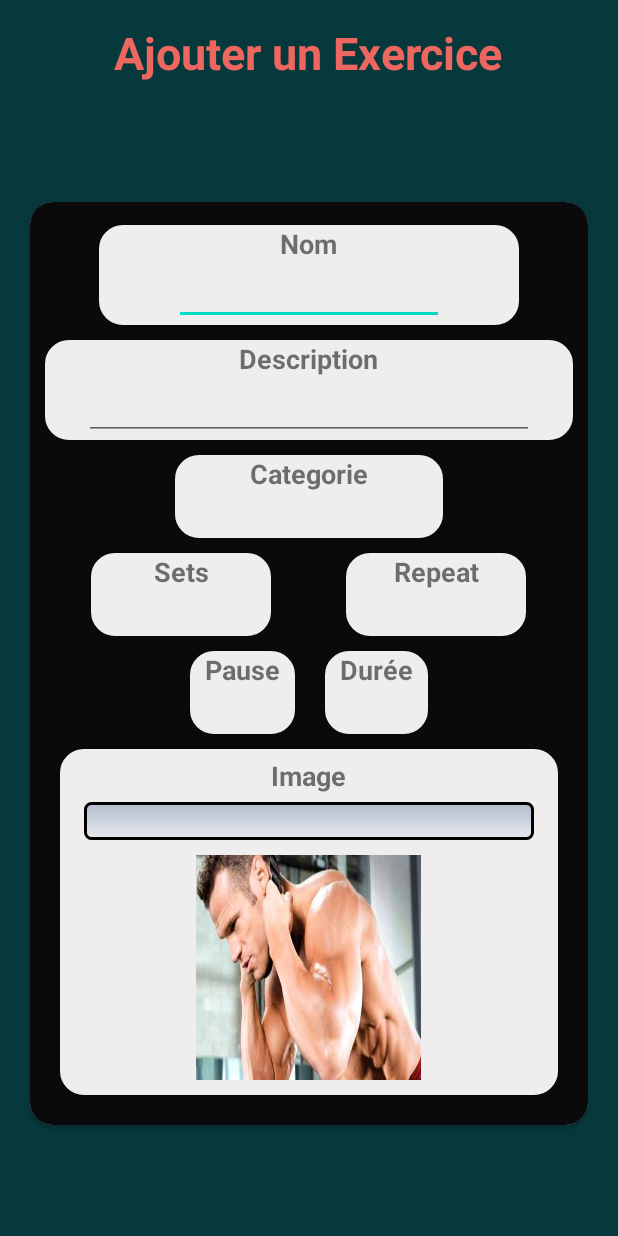
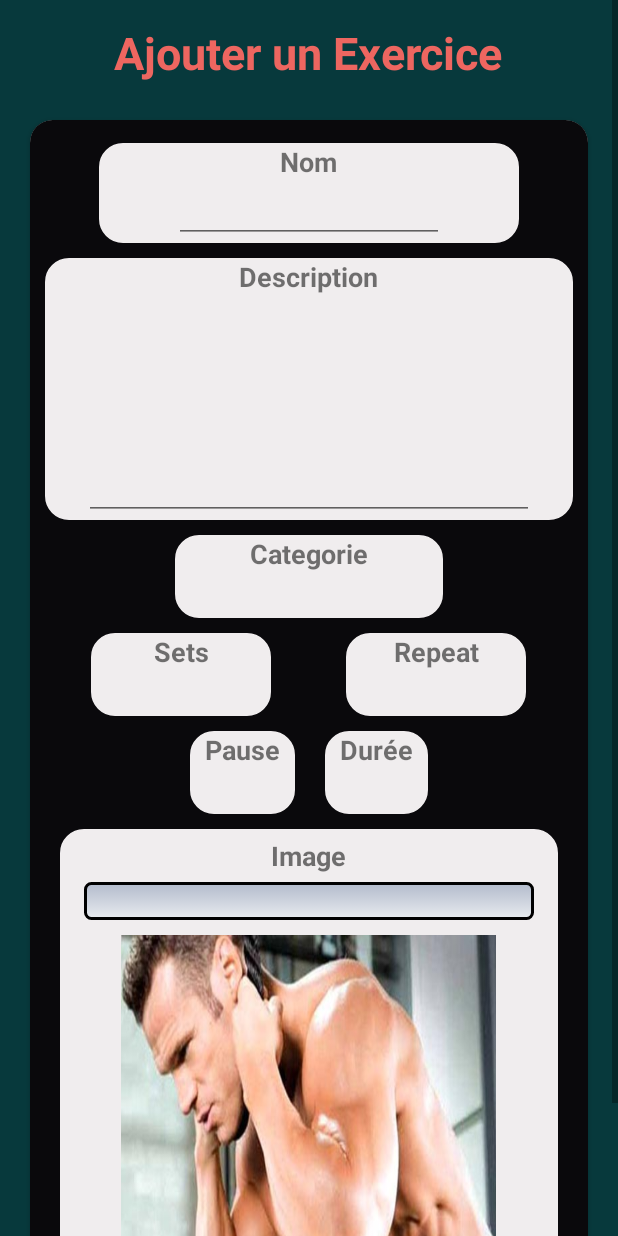
Before and after one commit to lopezalexander/Musculation_SQLite, an Android app: the layout form_ajouter_exercice.xml on its own in the app's theme, with its tools: preview values and no code run, on a phone screen of 412 x 824 dp. Run offline under Robolectric (Android 15) with nearby library versions, the phone set to English and light mode, and no system bars.

Commit message:
Added unfocus & scrollable on Form, bigger img on Form

```diff
--- a/app/src/main/res/layout/form_ajouter_exercice.xml
+++ b/app/src/main/res/layout/form_ajouter_exercice.xml
@@ -5,11 +5,19 @@
 	android:layout_height="match_parent"
 	>
 
+	<ScrollView
+		android:layout_width="wrap_content"
+		android:layout_height="wrap_content"
+
+		>
+
 		<LinearLayout
 			android:id="@+id/linearLayoutRoot"
 			android:layout_width="match_parent"
 			android:layout_height="match_parent"
 			android:background="@color/theme_3"
+			android:clickable="true"
+			android:focusableInTouchMode="true"
 			android:orientation="vertical"
 			app:layout_constraintBottom_toBottomOf="parent"
 			app:layout_constraintEnd_toEndOf="parent"
@@ -142,11 +150,11 @@
 							<EditText
 								android:id="@+id/input_description"
 								android:layout_width="300dp"
-							android:layout_height="wrap_content"
+								android:layout_height="150dp"
 								android:ems="10"
 								android:imeOptions="actionDone"
 								android:importantForAutofill="no"
-							android:inputType="textPersonName"
+								android:inputType="textMultiLine"
 								android:textSize="15sp"
 								/>
 
@@ -406,8 +414,8 @@
 
 							<ImageView
 								android:id="@+id/drawableImage"
-							android:layout_width="150dp"
-							android:layout_height="150dp"
+								android:layout_width="250dp"
+								android:layout_height="250dp"
 								android:layout_marginTop="10dp"
 								android:layout_marginBottom="10dp"
 								android:contentDescription="@string/form_hint_empty"
@@ -423,6 +431,7 @@
 			</androidx.constraintlayout.widget.ConstraintLayout>
 
 		</LinearLayout>
+	</ScrollView>
 
 
 </androidx.constraintlayout.widget.ConstraintLayout>
```
Also changed, not shown: app/src/main/java/com/example/Labo2/CategorieActivity.java (+78 -26 lines), app/src/main/res/layout/activity_categorie.xml (+9 -2 lines). Lines whose indentation alone changed are shown as unchanged.
